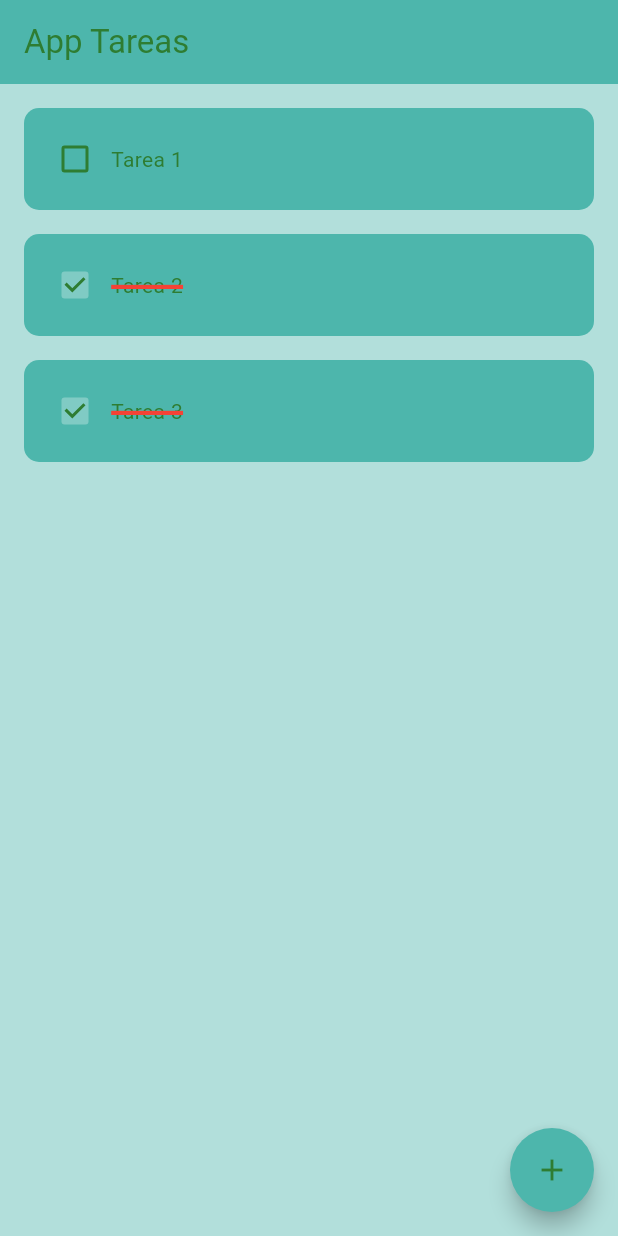
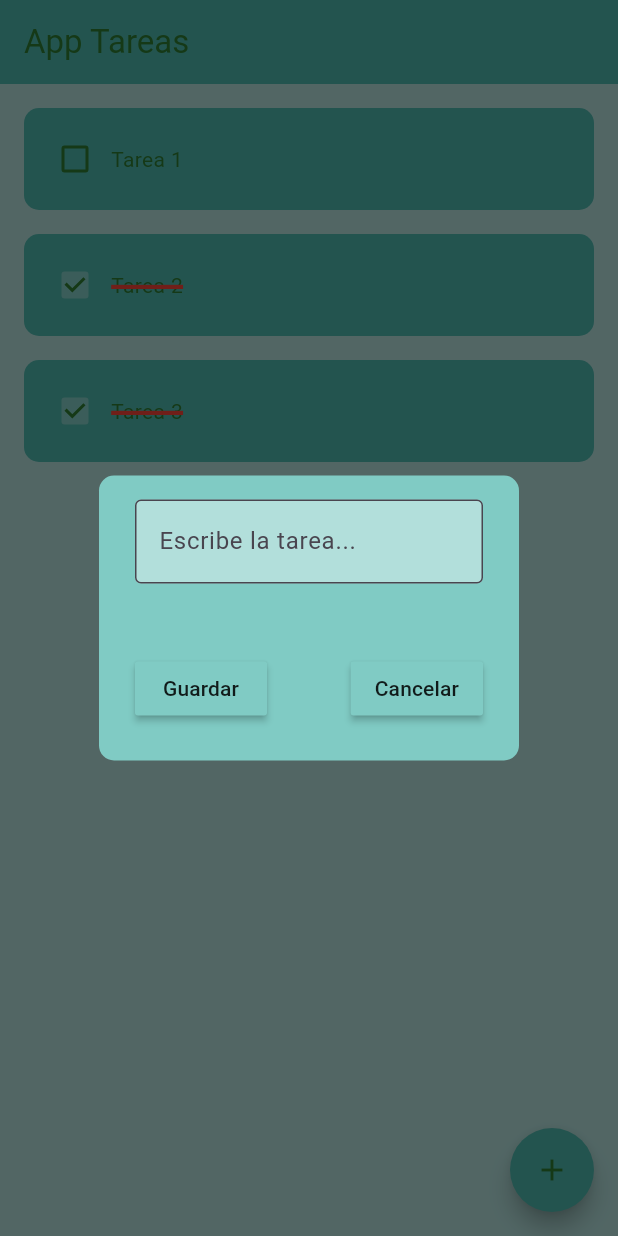
Before and after one commit to KilianGonzalez/pr_recordatorio, a Flutter app: the screen it shows after launch, after a tap on the "add" icon, on a phone screen of 412 x 824 dp. Run offline on Flutter 3.47's test engine with Material 3 defaults, Android fonts, the phone set to English and light mode, and no system bars; drawn by our look-alikes of flutter_slidable.

Commit message:
Dialog hecho y guardar tares

```diff
--- /dev/null
+++ b/lib/componentes/boton_dialog.dart
@@ -0,0 +1,22 @@
+import 'package:flutter/material.dart';
+
+class BotonDialog extends StatelessWidget {
+
+  final String t_boton;
+  final Function()? accionBoton;
+
+  const BotonDialog({
+    super.key,
+    required this.t_boton,
+    required this.accionBoton,
+  });
+
+  @override
+  Widget build(BuildContext context) {
+    return MaterialButton(
+      onPressed: accionBoton,
+      color: Colors.teal[200],
+      child: Text(t_boton),
+    );
+  }
+}
--- /dev/null
+++ b/lib/componentes/dialog_nueva_tarea.dart
@@ -0,0 +1,51 @@
+import 'package:flutter/material.dart';
+import 'package:pr_recordatorio/componentes/boton_dialog.dart';
+
+class DialogNuevaTarea extends StatelessWidget {
+  final TextEditingController tecTextoTarea;
+  final Function()? accionGuardar;
+  final Function()? accionCancelar ;
+
+  const DialogNuevaTarea({
+      super.key,
+      required this.tecTextoTarea,
+      required this.accionGuardar,
+      required this.accionCancelar,
+    });
+
+  @override
+  Widget build(BuildContext context) {
+    return AlertDialog(
+      backgroundColor: Colors.teal[200],
+      shape: RoundedRectangleBorder(
+        borderRadius: BorderRadius.circular(10)
+      ),
+      content: Container(
+        height: 150,
+        child: Column(
+          mainAxisAlignment: MainAxisAlignment.spaceBetween,
+          children: [
+            TextField(
+              controller: tecTextoTarea,
+              cursorColor: Colors.orange[300],
+              decoration: InputDecoration(
+                hintText: "Escribe la tarea...",
+                border: OutlineInputBorder(),
+                filled: true,
+                fillColor: Colors.teal[100],
+              ),
+            ),
+
+            Row(
+              mainAxisAlignment: MainAxisAlignment.spaceBetween,
+              children: [
+                BotonDialog(t_boton: "Guardar", accionBoton: accionGuardar),
+                BotonDialog(t_boton: "Cancelar", accionBoton: accionCancelar),
+              ],
+            ),
+          ],
+        ),
+      ),
+    );
+  }
+}
--- a/lib/paginas/pagina_principal.dart
+++ b/lib/paginas/pagina_principal.dart
@@ -1,4 +1,5 @@
 import 'package:flutter/material.dart';
+import 'package:pr_recordatorio/componentes/dialog_nueva_tarea.dart';
 import 'package:pr_recordatorio/componentes/item_tarea.dart';
 
 class PaginaPrincipal extends StatefulWidget {
@@ -16,6 +17,19 @@ class _PaginaPrincipalState extends State<PaginaPrincipal> {
     {"titulo": "Tarea 3", "valor": true},
   ];
 
+  TextEditingController tecTextoTarea = TextEditingController();
+
+  void accionGuardar() {
+    setState(() {
+      tareasLista.add({"titulo" : tecTextoTarea.text, "valor" : false});
+    });
+  }
+
+  void accionCancelar() {
+    Navigator.of(context).pop();
+    tecTextoTarea.clear();
+  }
+
   void cambiaCheckbox(bool v_checkbox, int posLista) {
     setState(() {
       tareasLista[posLista]["valor"] = !tareasLista[posLista]["valor"];
@@ -26,6 +40,19 @@ class _PaginaPrincipalState extends State<PaginaPrincipal> {
     setState(() {
       tareasLista.removeAt(posLista);
     });
+  }
+
+  void crearNuevaTarea() {
+    showDialog(
+      context: context,
+      builder: (context){
+        return DialogNuevaTarea(
+          tecTextoTarea: tecTextoTarea,
+          accionGuardar: accionGuardar,
+          accionCancelar: accionCancelar,
+        );
+      },
+    );
   }
 
   @override
@@ -44,7 +71,7 @@ class _PaginaPrincipalState extends State<PaginaPrincipal> {
       floatingActionButton: FloatingActionButton(
         backgroundColor: Colors.teal[300],
         shape: const CircleBorder(),
-        onPressed: () {},
+        onPressed: crearNuevaTarea,
         child: Icon(Icons.add, color: Colors.green[800]),
       ),
 
```
